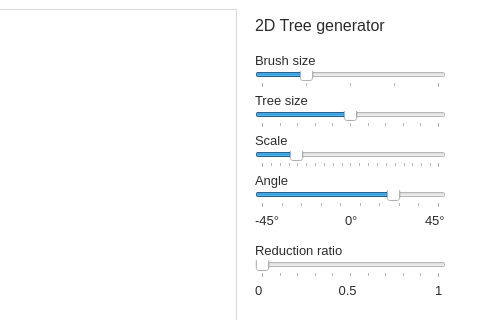
Old version of the form mainwindow.ui in the repository Maxlo24/Projet_Majeure_Arbre_3D; both pictures show x 565 to 1045 and y 0 to 320 of the 1045 by 646 pixel window.
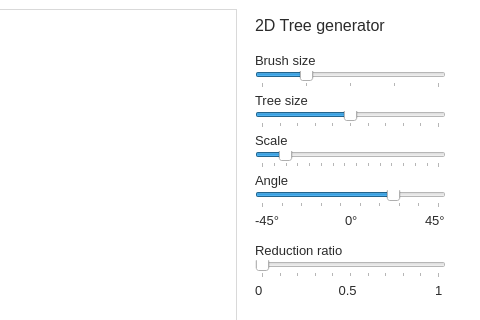
New version of the form.

The edit to the form file:
```diff
--- a/mainwindow.ui
+++ b/mainwindow.ui
@@ -332,7 +332,7 @@
      <number>1</number>
     </property>
     <property name="maximum">
-     <number>200</number>
+     <number>300</number>
     </property>
     <property name="singleStep">
      <number>5</number>
@@ -350,7 +350,7 @@
      <enum>QSlider::TicksBelow</enum>
     </property>
     <property name="tickInterval">
-     <number>10</number>
+     <number>20</number>
     </property>
    </widget>
    <widget class="QLabel" name="taillePinceauLabel_3">
```
